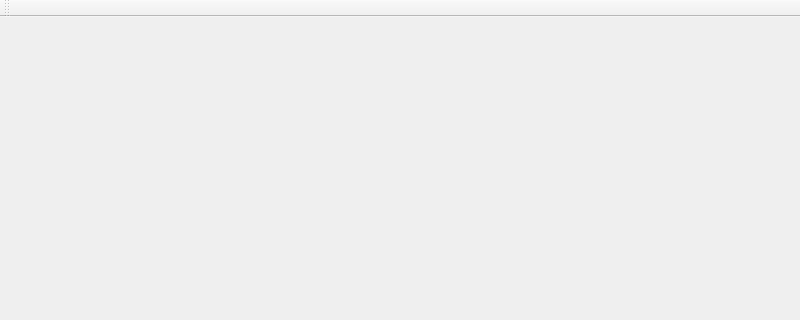
First picture: the form in app/qt/BoldboyQT/boldboyqt.ui, repository mseabold/boldboy, before the edit; both pictures show x 0 to 800 and y 0 to 320 of the 800 by 600 pixel window.
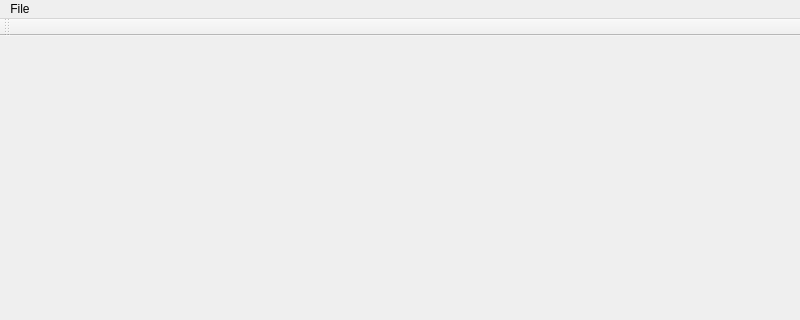
Second picture: the form after the edit.

Commit message: Allow selection of ROM file from QT file dialog

```diff
--- a/app/qt/BoldboyQT/boldboyqt.ui
+++ b/app/qt/BoldboyQT/boldboyqt.ui
@@ -49,9 +49,16 @@
      <x>0</x>
      <y>0</y>
      <width>800</width>
-     <height>31</height>
+     <height>20</height>
     </rect>
    </property>
+   <widget class="QMenu" name="menuFile">
+    <property name="title">
+     <string>File</string>
+    </property>
+    <addaction name="actionOpen"/>
+   </widget>
+   <addaction name="menuFile"/>
   </widget>
   <widget class="QStatusBar" name="statusbar"/>
   <widget class="QToolBar" name="toolBar">
```
Left out of the diff: 5 changed lines with no effect on the pictures. The commit also changes 3 other files.
